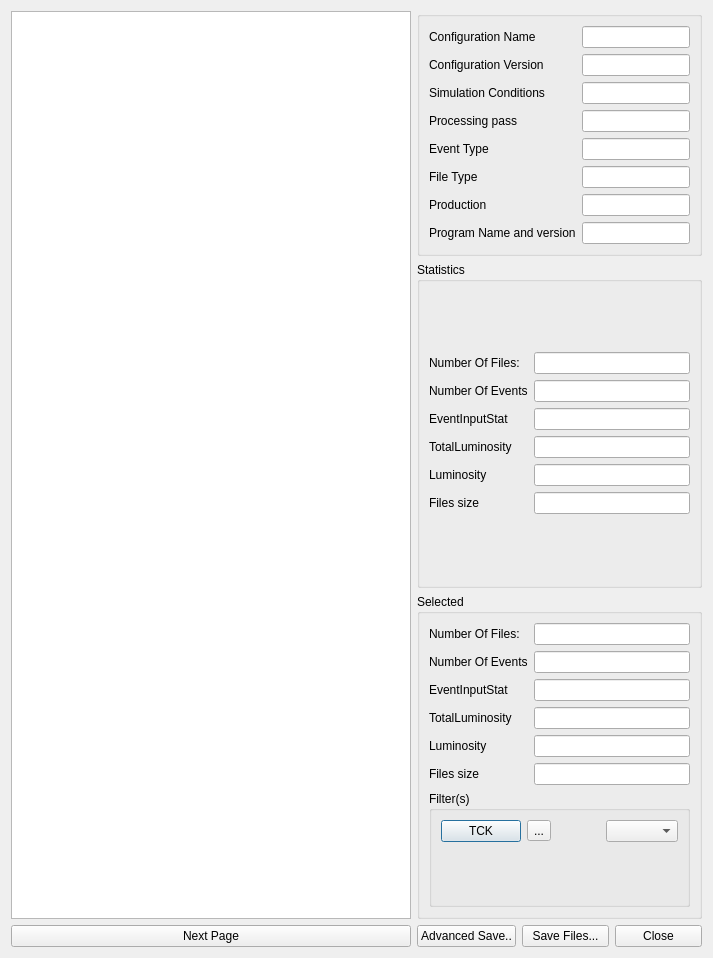
Before: the Qt Designer form LHCbDIRAC/BookkeepingSystem/Gui/qt_resources/FileDialog.ui in antolu/LHCbDIRAC, drawn with Qt 5.
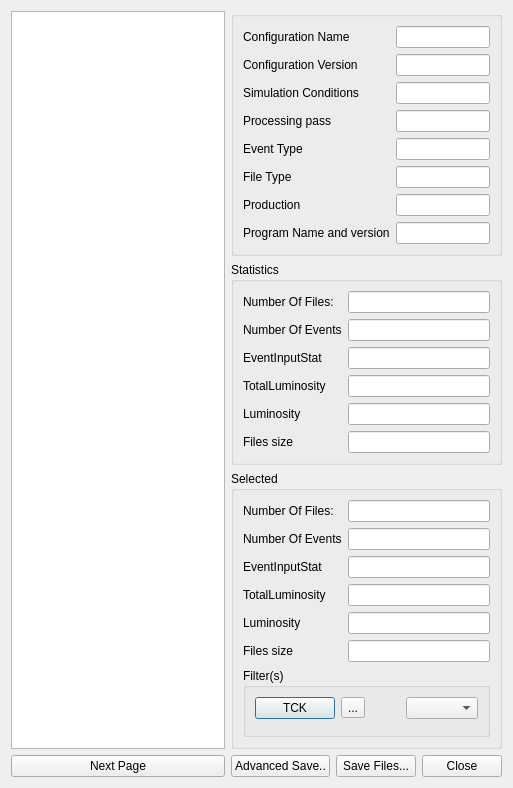
After: the same form once the commit is applied. Icons and pictures are not drawn. Custom widgets are drawn as their Qt base class.

Commit message: The size of the Feicim File dialog window is changed.

Patch:
```diff
--- a/LHCbDIRAC/BookkeepingSystem/Gui/qt_resources/FileDialog.ui
+++ b/LHCbDIRAC/BookkeepingSystem/Gui/qt_resources/FileDialog.ui
@@ -9,8 +9,8 @@
    <rect>
     <x>0</x>
     <y>0</y>
-    <width>713</width>
-    <height>958</height>
+    <width>513</width>
+    <height>613</height>
    </rect>
   </property>
   <property name="windowTitle">
```
The commit also changes 1 other file.
